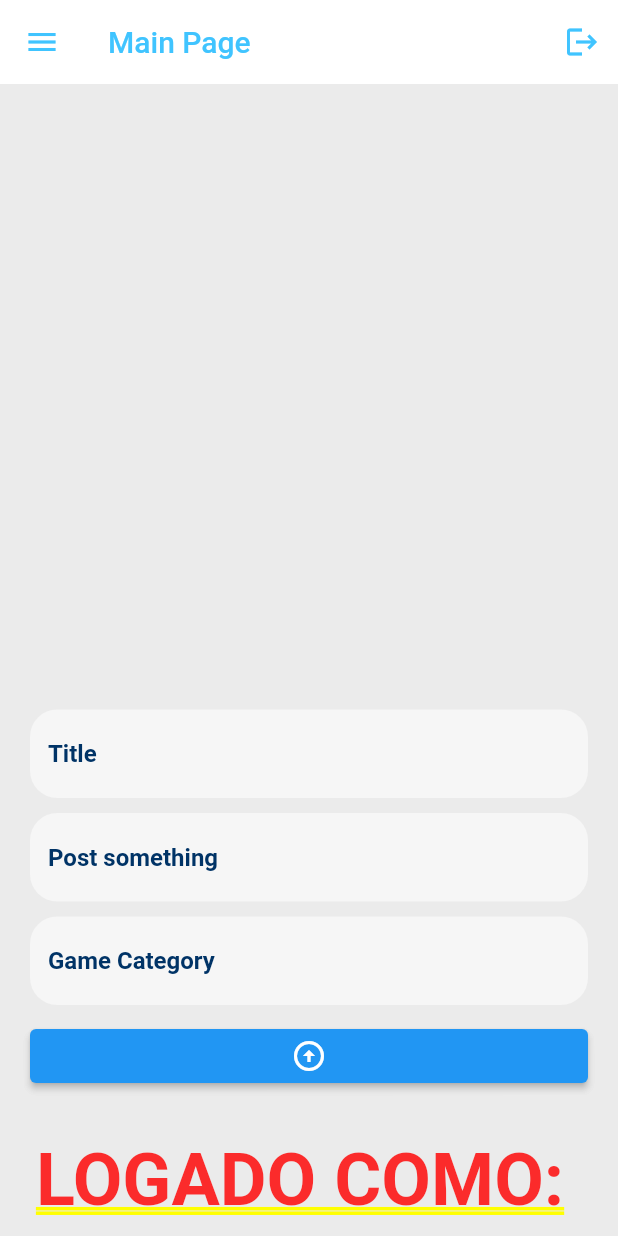
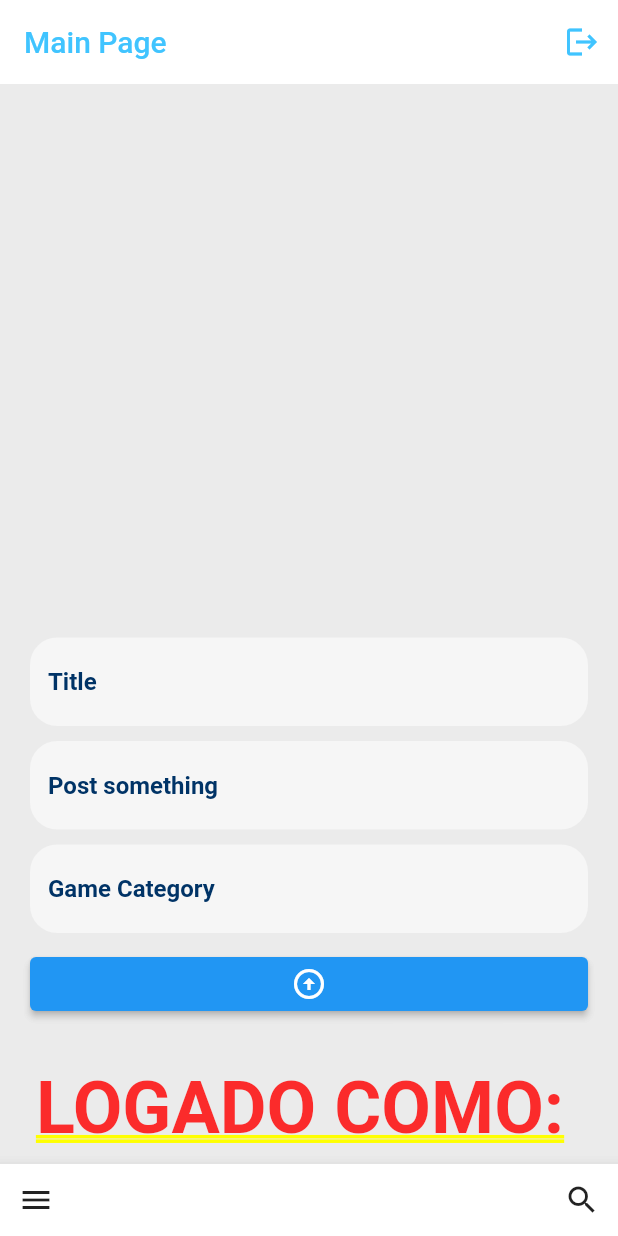
Before and after one commit to PedroPassos87/nuniplay, a Flutter app: the HomePage screen opened directly, after a tap on the "arrow circle up" icon, on a phone screen of 412 x 824 dp. Run offline on Flutter 3.47's test engine with Material 2 defaults, Android fonts, the phone set to English and light mode, and no system bars; our stand-ins replace cloud_firestore, firebase_auth, firebase_core, flutter_spinkit, google_sign_in, image_picker; accounts and stored records are empty.

Commit message:
bottombar

```diff
--- a/lib/pages/home_page.dart
+++ b/lib/pages/home_page.dart
@@ -3,7 +3,6 @@
 import 'package:cloud_firestore/cloud_firestore.dart';
 import 'package:firebase_auth/firebase_auth.dart';
 import 'package:flutter/material.dart';
-import 'package:uniplay/components/drawer.dart';
 import 'package:uniplay/components/my_textfield.dart';
 import 'package:uniplay/components/post_secenhanced.dart';
 import 'package:uniplay/pages/profile_page.dart';
@@ -52,7 +51,7 @@ class _HomePageState extends State<HomePage> {
         titleController.text.isNotEmpty &&
         gameCategoryController.text.isNotEmpty) {
       // stores in firebase
-      FirebaseFirestore.instance.collection("User Posts").add({
+      FirebaseFirestore.instance.collection("Posts").add({
         "Title": titleController.text,
         "GameCat": gameCategoryController.text,
         "Body": bodyController.text,
@@ -85,7 +84,7 @@ class _HomePageState extends State<HomePage> {
           Expanded(
             child: StreamBuilder(
               stream: FirebaseFirestore.instance
-                  .collection("User Posts")
+                  .collection("Posts")
                   .orderBy(
                     "TimeStamp",
                     descending: false,
@@ -180,8 +179,21 @@ class _HomePageState extends State<HomePage> {
           ),
         ],
       ),
-      drawer: MyDrawer(
-        onProfileTap: goToProfilePage,
+      bottomNavigationBar: BottomAppBar(
+        child: Row(
+          mainAxisSize: MainAxisSize.max,
+          mainAxisAlignment: MainAxisAlignment.spaceBetween,
+          children: <Widget>[
+            IconButton(
+              icon: Icon(Icons.menu),
+              onPressed: () {},
+            ),
+            IconButton(
+              icon: Icon(Icons.search),
+              onPressed: () {},
+            ),
+          ],
+        ),
       ),
     );
   }
```
